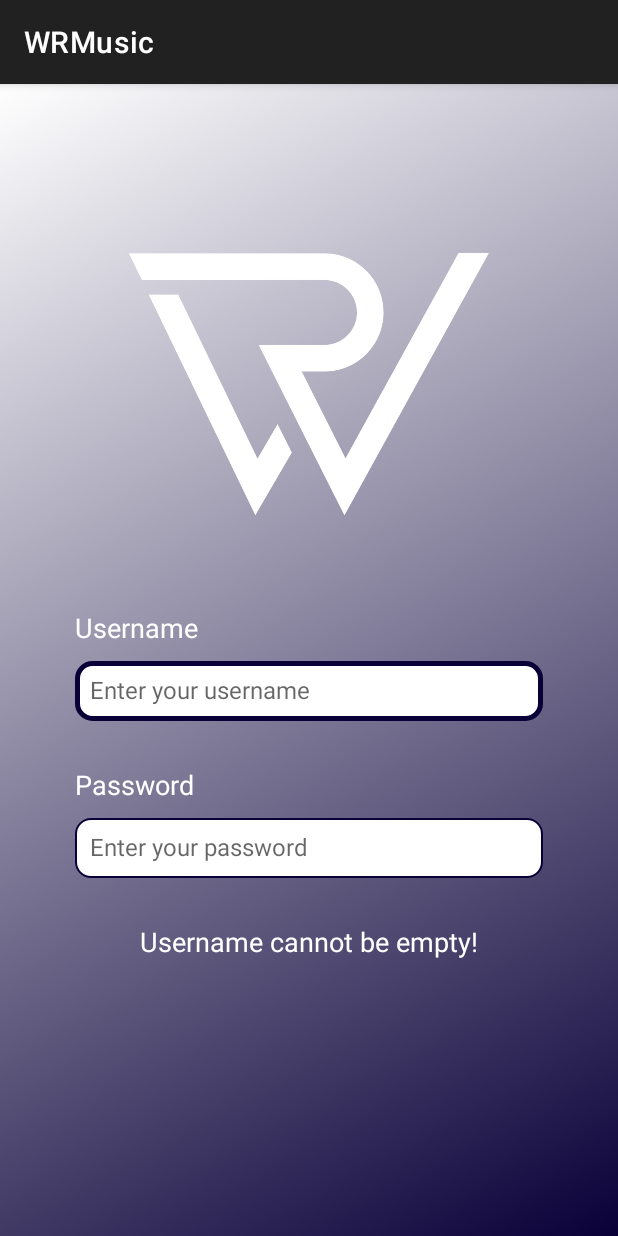
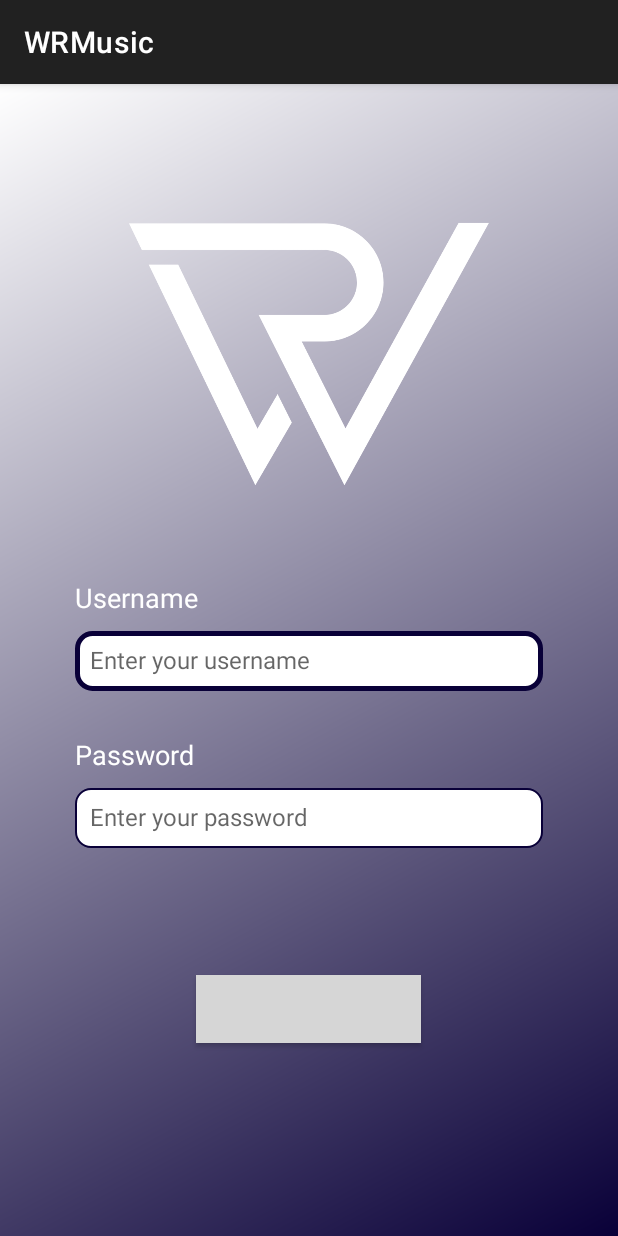
Before and after one commit to aryaaqilah/WRMusic, an Android app: the LoginActivity screen opened directly, with no data from a screen before it, on a phone screen of 412 x 824 dp. Run offline under Robolectric (Android 15) with nearby library versions, the phone set to English and light mode, and no system bars; grey boxes are pictures that could not be loaded.

Commit message:
login be

```diff
--- a/app/src/main/java/com/example/wrmusic/LoginActivity.java
+++ b/app/src/main/java/com/example/wrmusic/LoginActivity.java
@@ -1,19 +1,63 @@
 package com.example.wrmusic;
 
+import androidx.appcompat.app.AlertDialog;
 import androidx.appcompat.app.AppCompatActivity;
 
+import android.content.DialogInterface;
+import android.content.Intent;
 import android.graphics.Color;
 import android.graphics.drawable.GradientDrawable;
 import android.graphics.fonts.Font;
 import android.os.Bundle;
+import android.view.View;
+import android.widget.Button;
+import android.widget.CheckBox;
+import android.widget.EditText;
+import android.widget.RadioButton;
+import android.widget.TextView;
+import android.widget.Toast;
 
 import java.io.File;
 
 public class LoginActivity extends AppCompatActivity {
 
+    private TextView errorLabel;
+    private EditText usernameEt;
+    private EditText passwordEt;
+    private Button loginBtn;
+
     @Override
     protected void onCreate(Bundle savedInstanceState) {
         super.onCreate(savedInstanceState);
         setContentView(R.layout.activity_login);
+        errorLabel = findViewById(R.id.errorLabel);
+        usernameEt = findViewById(R.id.usernameField);
+        passwordEt = findViewById(R.id.passwordField);
+        loginBtn = findViewById(R.id.loginBtn);
+
+        loginBtn.setOnClickListener(new View.OnClickListener() {
+            @Override
+            public void onClick(View v) {
+                if(usernameEt.getText().toString().equals("")){
+                    errorLabel.setText("Username cannot be empty!");
+                    errorLabel.setVisibility(View.VISIBLE);
+                }else if(passwordEt.getText().toString().equals("")){
+                    errorLabel.setText("Password cannot be empty!");
+                    errorLabel.setVisibility(View.VISIBLE);
+                }else{
+                    Intent intent = new Intent(LoginActivity.this, Home.class);
+                    startActivity(intent);
+                }
+            }
+        });
+
+//        String username = "";
+//
+//        if (username.isEmpty()) {
+//            errorLabel.setText("Username cannot be empty!");
+//            errorLabel.setVisibility(View.VISIBLE);
+//        } else {
+//            errorLabel.setVisibility(View.GONE);
+//        }
     }
 }
--- a/app/src/main/res/layout/activity_login.xml
+++ b/app/src/main/res/layout/activity_login.xml
@@ -6,7 +6,8 @@
     android:layout_height="match_parent"
     tools:context=".LoginActivity"
     android:background="@drawable/background_gradient"
-    android:padding="50dp">
+    android:paddingHorizontal="50dp"
+    android:paddingVertical="30dp">
 
     <ImageView
         android:id="@+id/logo"
@@ -65,6 +66,20 @@
         android:text="Username cannot be empty!"
         android:textSize="18dp"
         android:textColor="@color/white"
+        android:layout_centerHorizontal="true"
+        android:visibility="invisible"/>
+
+    <androidx.appcompat.widget.AppCompatButton
+        android:id="@+id/loginBtn"
+        android:layout_below="@id/errorLabel"
+        android:layout_marginTop="30dp"
+        android:layout_width="150dp"
+        android:layout_height="45dp"
+        android:text="LOGIN"
+        android:textColor="@color/white"
+        android:textSize="20dp"
+        android:textStyle="bold"
+        android:background="@drawable/custom_login_btn"
         android:layout_centerHorizontal="true"/>
 
 </RelativeLayout>
```
